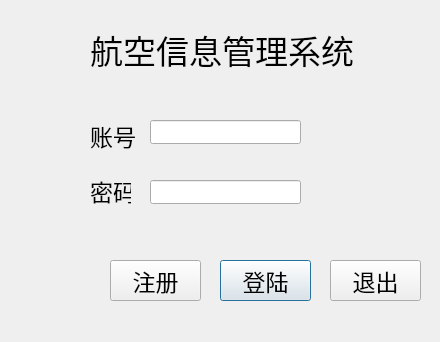
This is Login/login.ui in Greenhandyanjx/316new_flight as Qt 5 draws it before an edit. The edited form follows.
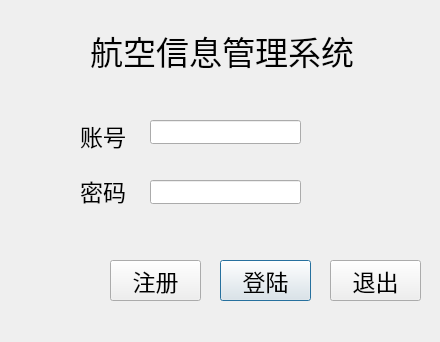
This is the edited form. Icons and pictures are not drawn.

Diff of the .ui file:
```diff
--- a/Login/login.ui
+++ b/Login/login.ui
@@ -10,20 +10,26 @@
     <height>342</height>
    </rect>
   </property>
+  <property name="font">
+   <font>
+    <family>华文楷体</family>
+   </font>
+  </property>
   <property name="windowTitle">
    <string>Login</string>
   </property>
   <widget class="QLabel" name="accountlabel">
    <property name="geometry">
     <rect>
-     <x>90</x>
+     <x>80</x>
      <y>120</y>
-     <width>51</width>
+     <width>61</width>
      <height>31</height>
     </rect>
    </property>
    <property name="font">
     <font>
+     <family>华文楷体</family>
      <pointsize>17</pointsize>
     </font>
    </property>
@@ -34,14 +40,15 @@
   <widget class="QLabel" name="passwordlabel">
    <property name="geometry">
     <rect>
-     <x>90</x>
+     <x>80</x>
      <y>170</y>
-     <width>41</width>
+     <width>51</width>
      <height>41</height>
     </rect>
    </property>
    <property name="font">
     <font>
+     <family>华文楷体</family>
      <pointsize>17</pointsize>
     </font>
    </property>
@@ -116,6 +123,7 @@
    </property>
    <property name="font">
     <font>
+     <family>华文楷体</family>
      <pointsize>25</pointsize>
     </font>
    </property>
```
Left out of the diff: 13 changed lines with no effect on the pictures.
